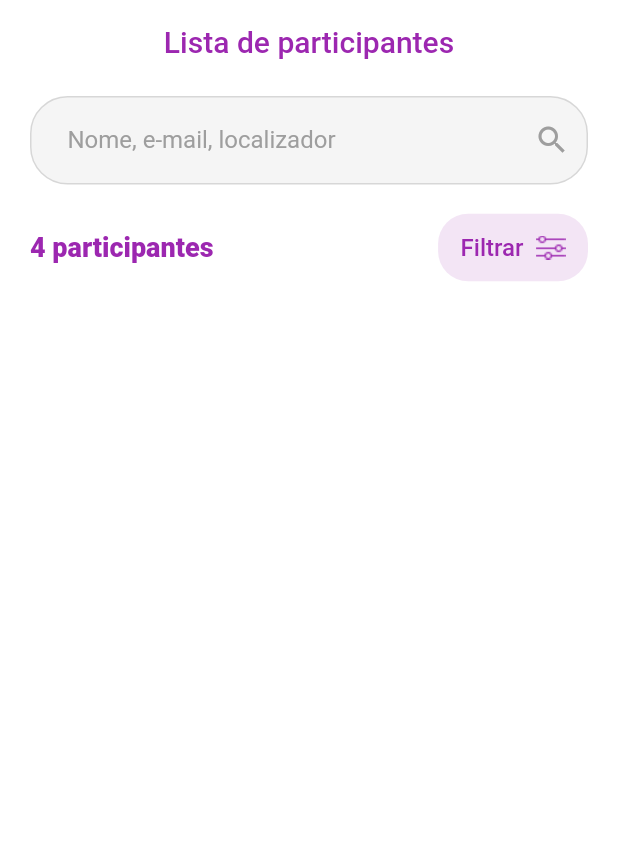
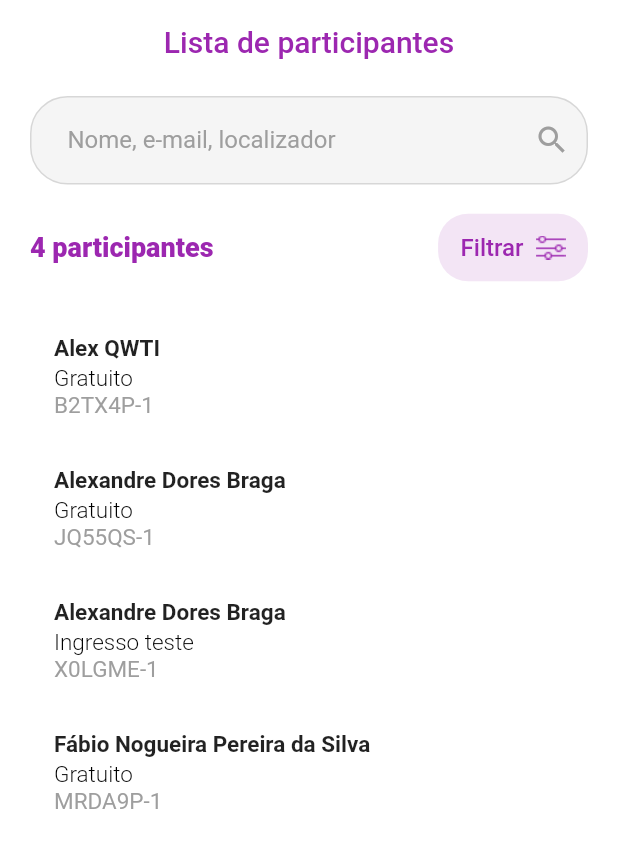
Before and after one commit to eliziariodm/desafio_qw, a Flutter app: the screen it shows after launch, on a phone screen of 412 x 824 dp. Shown: the top 848 px of the screen. Run offline on Flutter 3.47's test engine with Material 2 defaults, Android fonts, the phone set to English and light mode, and no system bars; our stand-ins replace get.

Commit message:
first commit

```diff
--- /dev/null
+++ b/assets/jsons/participants.json
@@ -0,0 +1,30 @@
+[
+    {
+        "id": 0,
+        "name": "Alex QWTI",
+        "email": "alex@gmail.com",
+        "ticket": "Gratuito",
+        "locator": "B2TX4P-1"
+    },
+    {
+        "id": 1,
+        "name": "Alexandre Dores Braga",
+        "email": "alexandre@gmail.com",
+        "ticket": "Gratuito",
+        "locator": "JQ55QS-1"
+    },
+    {
+        "id": 2,
+        "name": "Alexandre Dores Braga",
+        "email": "alexandre@gmail.com",
+        "ticket": "Ingresso teste",
+        "locator": "X0LGME-1"
+    },
+    {
+        "id": 3,
+        "name": "Fábio Nogueira Pereira da Silva",
+        "email": "fabio@gmail.com",
+        "ticket": "Gratuito",
+        "locator": "MRDA9P-1"
+    }
+]
--- a/lib/app/app_widget.dart
+++ b/lib/app/app_widget.dart
@@ -2,6 +2,7 @@ import 'package:desafio_qw/app/modules/filter/filter_page.dart';
 import 'package:flutter/material.dart';
 import 'package:get/get.dart';
 
+import 'bindings/bindings.dart';
 import 'modules/home/home_page.dart';
 
 class AppWidget extends StatelessWidget {
@@ -10,14 +11,17 @@ class AppWidget extends StatelessWidget {
   @override
   Widget build(BuildContext context) {
     return GetMaterialApp(
+      initialRoute: '/',
       getPages: [
         GetPage(
           name: '/',
+          binding: AppBindings(),
           page: () => const HomePage(),
         ),
         GetPage(
           name: '/filter',
-          page: () => FilterPage(),
+          binding: AppBindings(),
+          page: () => const FilterPage(),
         )
       ],
       theme: ThemeData(
--- /dev/null
+++ b/lib/app/models/participants_model.dart
@@ -0,0 +1,46 @@
+import 'dart:convert';
+
+class ParticipantsModel {
+  final int id;
+  final String name;
+  final String email;
+  final String ticket;
+  final String locator;
+  bool checked;
+
+  ParticipantsModel({
+    required this.id,
+    required this.name,
+    required this.email,
+    required this.ticket,
+    required this.locator,
+    this.checked = false,
+  });
+
+  Map<String, dynamic> toMap() {
+    return {
+      'id': id,
+      'name': name,
+      'email': email,
+      'ticket': ticket,
+      'locator': locator,
+      'checked': checked,
+    };
+  }
+
+  factory ParticipantsModel.fromMap(Map<String, dynamic> map) {
+    return ParticipantsModel(
+      id: map['id']?.toInt() ?? 0,
+      name: map['name'] ?? '',
+      email: map['email'] ?? '',
+      ticket: map['ticket'] ?? '',
+      locator: map['locator'] ?? '',
+      checked: map['checked'] ?? false,
+    );
+  }
+
+  String toJson() => json.encode(toMap());
+
+  factory ParticipantsModel.fromJson(String source) =>
+      ParticipantsModel.fromMap(json.decode(source));
+}
--- a/lib/app/modules/filter/filter_page.dart
+++ b/lib/app/modules/filter/filter_page.dart
@@ -1,9 +1,7 @@
 import 'package:flutter/material.dart';
 
 class FilterPage extends StatelessWidget {
-  FilterPage({Key? key}) : super(key: key);
-
-  final scaffoldKey = GlobalKey<ScaffoldState>();
+  const FilterPage({Key? key}) : super(key: key);
 
   Widget buildSheet() => Column(
         mainAxisSize: MainAxisSize.min,
@@ -90,7 +88,6 @@ class FilterPage extends StatelessWidget {
   @override
   Widget build(BuildContext context) {
     return Scaffold(
-      key: scaffoldKey,
       backgroundColor: Colors.white,
       appBar: AppBar(
         title: const Text(
--- a/lib/app/modules/home/home_page.dart
+++ b/lib/app/modules/home/home_page.dart
@@ -1,11 +1,15 @@
 import 'package:flutter/material.dart';
 import 'package:get/get.dart';
+
+import '../../controllers/participants_controller.dart';
 
 class HomePage extends StatelessWidget {
   const HomePage({Key? key}) : super(key: key);
 
   @override
   Widget build(BuildContext context) {
+    final controller = Get.find<ParticipantsController>();
+
     return Scaffold(
       backgroundColor: Colors.white,
       appBar: AppBar(
@@ -14,11 +18,15 @@ class HomePage extends StatelessWidget {
           style: TextStyle(color: Colors.purple),
         ),
       ),
-      body: Column(
+      body: SingleChildScrollView(
+        child: Column(
           children: [
             Padding(
               padding: const EdgeInsets.symmetric(vertical: 8, horizontal: 20),
               child: TextFormField(
+                onChanged: ((value) {
+                  controller.search(value);
+                }),
                 cursorColor: Colors.grey,
                 style: const TextStyle(color: Colors.grey),
                 decoration: InputDecoration(
@@ -52,12 +60,14 @@ class HomePage extends StatelessWidget {
               child: Row(
                 mainAxisAlignment: MainAxisAlignment.spaceBetween,
                 children: [
-                Text(
-                  '4 participantes',
+                  Obx(
+                    () => Text(
+                      '${controller.foundList.length} participantes',
                       style: TextStyle(
                         color: Colors.purple[500],
                         fontWeight: FontWeight.w900,
                         fontSize: 18,
+                      ),
                     ),
                   ),
                   Directionality(
@@ -70,7 +80,8 @@ class HomePage extends StatelessWidget {
                         padding: MaterialStateProperty.all<EdgeInsets>(
                             const EdgeInsets.symmetric(
                                 vertical: 13, horizontal: 15)),
-                      shape: MaterialStateProperty.all<RoundedRectangleBorder>(
+                        shape:
+                            MaterialStateProperty.all<RoundedRectangleBorder>(
                           RoundedRectangleBorder(
                             borderRadius: BorderRadius.circular(20),
                           ),
@@ -81,7 +92,7 @@ class HomePage extends StatelessWidget {
                         style: TextStyle(color: Colors.purple, fontSize: 16),
                       ),
                       icon: Image.asset(
-                      'assets/filter.png',
+                        'assets/icons/filter.png',
                         color: Colors.purple,
                       ),
                       onPressed: () => Get.toNamed('/filter'),
@@ -90,13 +101,60 @@ class HomePage extends StatelessWidget {
                 ],
               ),
             ),
-          // ListView.builder(
-          //   itemCount: ,
-          //   itemBuilder: ((context, index) {
-          //     return Container();
-          //   }),
-          // ),
+            Padding(
+              padding: const EdgeInsets.symmetric(vertical: 10, horizontal: 20),
+              child: SizedBox(
+                height: MediaQuery.of(context).size.height * 0.673,
+                width: MediaQuery.of(context).size.width,
+                child: Obx(
+                  () => ListView.builder(
+                    itemCount: controller.foundList.length,
+                    itemBuilder: ((context, index) {
+                      return ListTile(
+                        title: Text(
+                          controller.foundList[index].name,
+                          style: const TextStyle(
+                            fontSize: 15,
+                            fontWeight: FontWeight.w700,
+                          ),
+                        ),
+                        subtitle: Column(
+                          crossAxisAlignment: CrossAxisAlignment.start,
+                          children: [
+                            Text(
+                              controller.foundList[index].ticket,
+                              style: const TextStyle(
+                                fontSize: 15,
+                                color: Colors.black,
+                                fontWeight: FontWeight.w300,
+                              ),
+                            ),
+                            Text(
+                              controller.foundList[index].locator,
+                              style: const TextStyle(
+                                color: Colors.grey,
+                                fontSize: 15,
+                              ),
+                            ),
                           ],
+                        ),
+                        isThreeLine: true,
+                        trailing: Visibility(
+                          visible: controller.foundList[index].checked,
+                          child: const Icon(Icons.check, color: Colors.green),
+                        ),
+                        onTap: () {
+                          controller.isChecked(controller.foundList[index]
+                              .checked = !controller.foundList[index].checked);
+                        },
+                      );
+                    }),
+                  ),
+                ),
+              ),
+            ),
+          ],
+        ),
       ),
     );
   }
--- a/pubspec.yaml
+++ b/pubspec.yaml
@@ -60,7 +60,8 @@ flutter:
 
   # To add assets to your application, add an assets section, like this:
   assets:
-    - assets/filter.png
+    - assets/icons/
+    - assets/jsons/
   #   - images/a_dot_ham.jpeg
 
   # An image asset can refer to one or more resolution-specific "variants", see
```
Also changed, not shown: lib/app/bindings/bindings.dart (added, +13 -0 lines), lib/app/controllers/participants_controller.dart (added, +40 -0 lines), lib/app/repositories/participants_repository.dart (added, +14 -0 lines), assets/icons/filter.png (renamed from assets/filter.png). Lines whose indentation alone changed are shown as unchanged.
